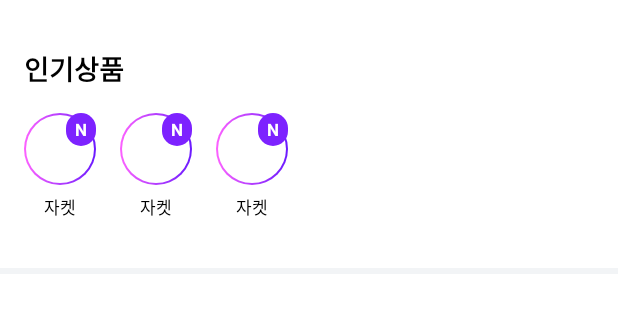
After one commit to minWachya/Shoppi-android, an Android app: the layout item_category_top_selling_section.xml on its own in the app's theme, with its tools: preview values and no code run, on a phone screen of 412 x 824 dp. The commit adds this screen. Shown: the top 313 px of the screen. Run offline under Robolectric (Android 15) with nearby library versions, the phone set to English and light mode, and no system bars; network calls fail.

Commit message:
챕터10-3. 어댑터가 여러개인 리사이클러뷰 만들기

```diff
--- a/app/src/main/java/com/example/shoppi/ui/category_detail/CategoryDetailFragment.kt
+++ b/app/src/main/java/com/example/shoppi/ui/category_detail/CategoryDetailFragment.kt
@@ -35,10 +35,14 @@ class CategoryDetailFragment: Fragment() {
     }
 
     private fun setListAdapter() {
+        val topSellingSectionAdapter = CategoryTopSellingSectionAdapter()
         val titleAdapter = CategorySectionTitleAdapter()
         val promotionAdapter = CategoryPromotionAdapter()
-        binding.rvCategoryDetail.adapter = ConcatAdapter(titleAdapter, promotionAdapter)
+        binding.rvCategoryDetail.adapter = ConcatAdapter(topSellingSectionAdapter, titleAdapter, promotionAdapter)
 
+        viewModel.topSelling.observe(viewLifecycleOwner) { topSelling ->
+            topSellingSectionAdapter.submitList(listOf(topSelling))
+        }
         viewModel.promotions.observe(viewLifecycleOwner) { promotions ->
             titleAdapter.submitList(listOf(promotions.title))
             promotionAdapter.submitList(promotions.items)
--- /dev/null
+++ b/app/src/main/res/drawable/background_circle_gradient.xml
@@ -0,0 +1,26 @@
+<?xml version="1.0" encoding="utf-8"?>
+<layer-list xmlns:android="http://schemas.android.com/apk/res/android">
+
+    <item>
+        <shape android:shape="oval">
+            <size
+                android:width="48dp"
+                android:height="48dp" />
+            <gradient
+                android:endColor="@color/shoppi_gradient_purple"
+                android:startColor="@color/shoppi_gradient_pink"
+                android:type="linear" />
+        </shape>
+    </item>
+
+    <item
+        android:bottom="1.5dp"
+        android:left="1.5dp"
+        android:right="1.5dp"
+        android:top="1.5dp">
+        <shape android:shape="oval">
+            <solid android:color="@color/shoppi_white" />
+        </shape>
+    </item>
+
+</layer-list>
--- /dev/null
+++ b/app/src/main/res/layout/item_category_top_selling.xml
@@ -0,0 +1,60 @@
+<?xml version="1.0" encoding="utf-8"?>
+<layout xmlns:android="http://schemas.android.com/apk/res/android"
+    xmlns:app="http://schemas.android.com/apk/res-auto"
+    xmlns:tools="http://schemas.android.com/tools">
+
+    <data>
+
+        <variable
+            name="category"
+            type="com.example.shoppi.model.Category" />
+    </data>
+
+    <androidx.constraintlayout.widget.ConstraintLayout
+        android:layout_width="wrap_content"
+        android:layout_height="wrap_content"
+        android:paddingHorizontal="8dp"
+        android:paddingVertical="16dp">
+
+        <ImageView
+            android:id="@+id/tv_category_top_selling_image"
+            circleImageUrl="@{category.thumbnailImageUrl}"
+            android:layout_width="48dp"
+            android:layout_height="48dp"
+            android:background="@drawable/background_circle_gradient"
+            android:padding="4dp"
+            android:scaleType="centerCrop"
+            app:layout_constraintEnd_toEndOf="parent"
+            app:layout_constraintStart_toStartOf="parent"
+            app:layout_constraintTop_toTopOf="parent" />
+
+        <TextView
+            android:id="@+id/tv_category_top_selling_badge"
+            style="@style/TextCaption2.White.Bold"
+            isVisible="@{category.updated}"
+            android:layout_width="wrap_content"
+            android:layout_height="wrap_content"
+            android:background="@drawable/background_purple_r24"
+            android:paddingHorizontal="6dp"
+            android:paddingVertical="3dp"
+            android:text="N"
+            app:layout_constraintEnd_toEndOf="@id/tv_category_top_selling_image"
+            app:layout_constraintTop_toTopOf="@id/tv_category_top_selling_image"
+            tools:text="N" />
+
+        <TextView
+            android:id="@+id/tv_category_top_selling_label"
+            style="@style/TextCaption2"
+            android:layout_width="0dp"
+            android:layout_height="wrap_content"
+            android:layout_marginTop="6dp"
+            android:gravity="center"
+            android:maxLines="1"
+            android:text="@{category.label}"
+            app:layout_constraintEnd_toEndOf="@id/tv_category_top_selling_image"
+            app:layout_constraintStart_toStartOf="@id/tv_category_top_selling_image"
+            app:layout_constraintTop_toBottomOf="@id/tv_category_top_selling_image"
+            tools:text="자켓" />
+
+    </androidx.constraintlayout.widget.ConstraintLayout>
+</layout>
--- /dev/null
+++ b/app/src/main/res/layout/item_category_top_selling_section.xml
@@ -0,0 +1,51 @@
+<?xml version="1.0" encoding="utf-8"?>
+<layout xmlns:android="http://schemas.android.com/apk/res/android"
+    xmlns:app="http://schemas.android.com/apk/res-auto"
+    xmlns:tools="http://schemas.android.com/tools">
+
+    <data>
+
+        <variable
+            name="title"
+            type="com.example.shoppi.model.Title" />
+    </data>
+
+    <androidx.constraintlayout.widget.ConstraintLayout
+        android:layout_width="match_parent"
+        android:layout_height="wrap_content">
+
+        <TextView
+            android:id="@+id/tv_category_section_title"
+            style="@style/TextMedium.Bold"
+            android:layout_width="wrap_content"
+            android:layout_height="wrap_content"
+            android:layout_marginStart="16dp"
+            android:layout_marginTop="32dp"
+            android:text="@{title.text}"
+            app:layout_constraintStart_toStartOf="parent"
+            app:layout_constraintTop_toTopOf="parent"
+            tools:text="인기상품" />
+
+        <androidx.recyclerview.widget.RecyclerView
+            android:id="@+id/rv_category_section"
+            android:layout_width="0dp"
+            android:layout_height="wrap_content"
+            android:orientation="horizontal"
+            android:paddingHorizontal="8dp"
+            app:layoutManager="androidx.recyclerview.widget.LinearLayoutManager"
+            app:layout_constraintEnd_toEndOf="parent"
+            app:layout_constraintStart_toStartOf="parent"
+            app:layout_constraintTop_toBottomOf="@id/tv_category_section_title"
+            tools:listitem="@layout/item_category_top_selling" />
+
+        <View
+            android:layout_width="0dp"
+            android:layout_height="4dp"
+            android:layout_marginTop="16dp"
+            android:background="@color/shoppi_bluegrey"
+            app:layout_constraintEnd_toEndOf="parent"
+            app:layout_constraintStart_toStartOf="parent"
+            app:layout_constraintTop_toBottomOf="@id/rv_category_section" />
+
+    </androidx.constraintlayout.widget.ConstraintLayout>
+</layout>
```
Also changed, not shown: app/src/main/java/com/example/shoppi/ui/category/CategoryAdapter.kt (+3 -11 lines), app/src/main/java/com/example/shoppi/ui/category_detail/CategoryTopSellingItemAdapter.kt (added, +35 -0 lines), app/src/main/java/com/example/shoppi/ui/category_detail/CategoryTopSellingSectionAdapter.kt (added, +52 -0 lines), app/src/main/java/com/example/shoppi/ui/common/CategoryDiffCallback.kt (added, +14 -0 lines), app/src/main/java/com/example/shoppi/ui/common/ImageBindingAdapters.kt (+10 -0 lines).
